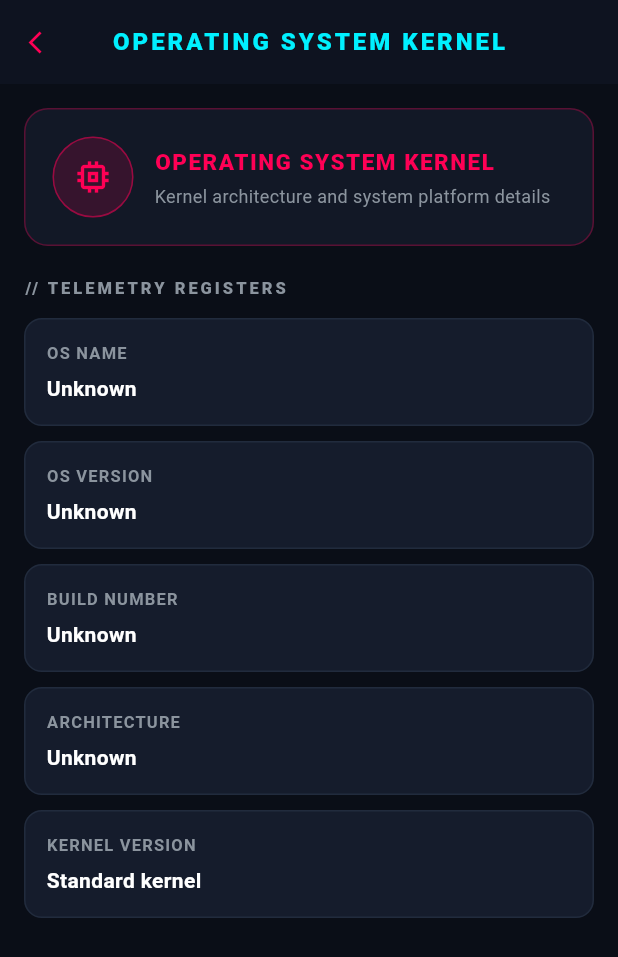
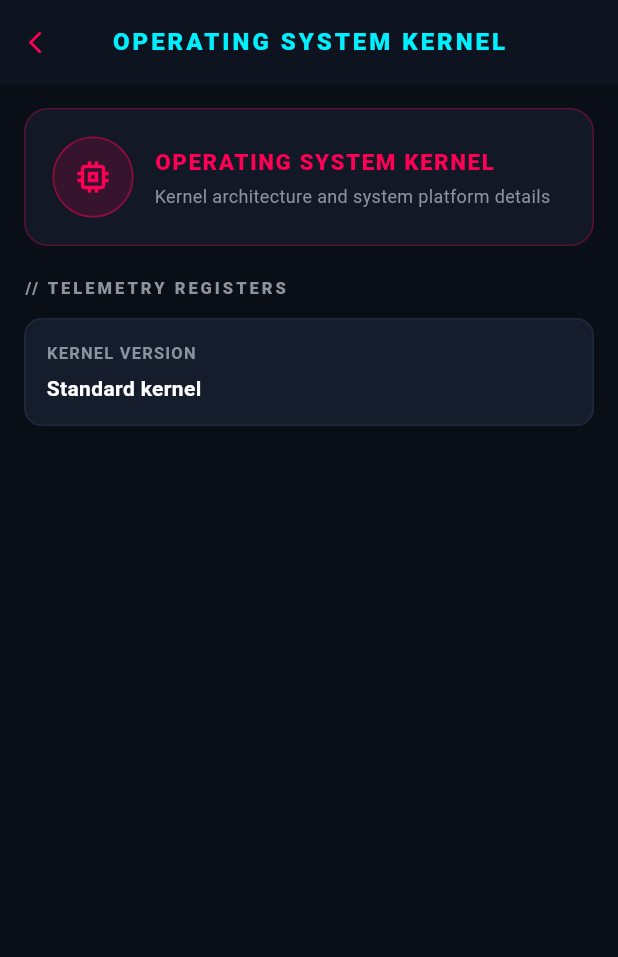
Before and after one commit to ThakkarKeval/Inside-Scoop, a Flutter app: the screen it shows after launch, after a tap on "ENGAGE", after a tap on "HALT", after a tap on "SYS", on a phone screen of 412 x 824 dp. Shown: the top 957 px of the screen. Run offline on Flutter 3.47's test engine with Material 3 defaults, Android fonts, the phone set to English and light mode, and no system bars; our stand-ins replace plugin_platform_interface, web; missing offline and left inert: dart:js_interop.

Commit message:
feat(example): Cleanly filter out platform-unsupported metrics and gauge bars

```diff
--- a/example/lib/main.dart
+++ b/example/lib/main.dart
@@ -395,19 +395,19 @@ class _CyberdeckHomeScreenState extends State<CyberdeckHomeScreen> {
                     fraction: (ramUsed / 100.0).clamp(0.0, 1.0),
                     color: ramUsed > 80 ? const Color(0xFFFF0055) : const Color(0xFF00F0FF),
                   ),
+                  if (_batteryInfo?.batteryLevel != null) ...[
                     const SizedBox(height: 8),
                     _buildStatBar(
                       label: 'POWER CELL',
                       valueStr: _batteryInfo?.chargeWatts != null
                           ? '${_batteryInfo!.chargeWatts!.toStringAsFixed(1)}W • $batLevel% (CHARGING)'
-                        : (_batteryInfo?.batteryLevel != null
-                            ? '$batLevel%${_batteryInfo?.isCharging == true ? " (CHARGING)" : ""}'
-                            : 'AC MAINS'),
+                          : '$batLevel%${_batteryInfo?.isCharging == true ? " (CHARGING)" : ""}',
                       fraction: (batLevel / 100.0).clamp(0.0, 1.0),
                       color: _batteryInfo?.isCharging == true
                           ? const Color(0xFFFFB800)
                           : (batLevel < 20 ? const Color(0xFFFF0055) : const Color(0xFF00FF66)),
                     ),
+                  ],
                 ],
               ),
             ),
@@ -636,6 +636,8 @@ class _CyberdeckHomeScreenState extends State<CyberdeckHomeScreen> {
                     ],
                   ),
                 ),
+                if (_capabilities[ScoopFeature.batteryMetrics]?.state != ScoopCapabilityState.unsupported &&
+                    _batteryInfo?.batteryState != BatteryState.unknown) ...[
                   _buildCyberTile(
                     title: 'POWER CELL',
                     subtitle: _batteryInfo?.chargeWatts != null
@@ -661,6 +663,7 @@ class _CyberdeckHomeScreenState extends State<CyberdeckHomeScreen> {
                       ],
                     ),
                   ),
+                ],
                 _buildCyberTile(
                   title: 'UPLINK NET',
                   subtitle: _networkInfo?.primaryType.name.toUpperCase() ?? 'INTERFACES',
@@ -865,6 +868,19 @@ class CyberDetailScreen extends StatelessWidget {
 
   @override
   Widget build(BuildContext context) {
+    // Filter out rows that represent unsupported or unavailable telemetry
+    final visibleItems = items.where((item) {
+      final v = item.value.trim().toLowerCase();
+      if (v == 'null' ||
+          v == 'not supported' ||
+          v == 'unavailable' ||
+          v == 'sensor unavailable' ||
+          v == 'unknown') {
+        return false;
+      }
+      return true;
+    }).toList();
+
     return Scaffold(
       appBar: AppBar(
         title: Text(title),
@@ -943,10 +959,10 @@ class CyberDetailScreen extends StatelessWidget {
             ListView.separated(
               shrinkWrap: true,
               physics: const NeverScrollableScrollPhysics(),
-              itemCount: items.length,
+              itemCount: visibleItems.length,
               separatorBuilder: (ctx, index) => const SizedBox(height: 10),
               itemBuilder: (ctx, idx) {
-                final item = items[idx];
+                final item = visibleItems[idx];
                 return Container(
                   padding: const EdgeInsets.all(14.0),
                   decoration: BoxDecoration(
```
Lines whose indentation alone changed are shown as unchanged.
